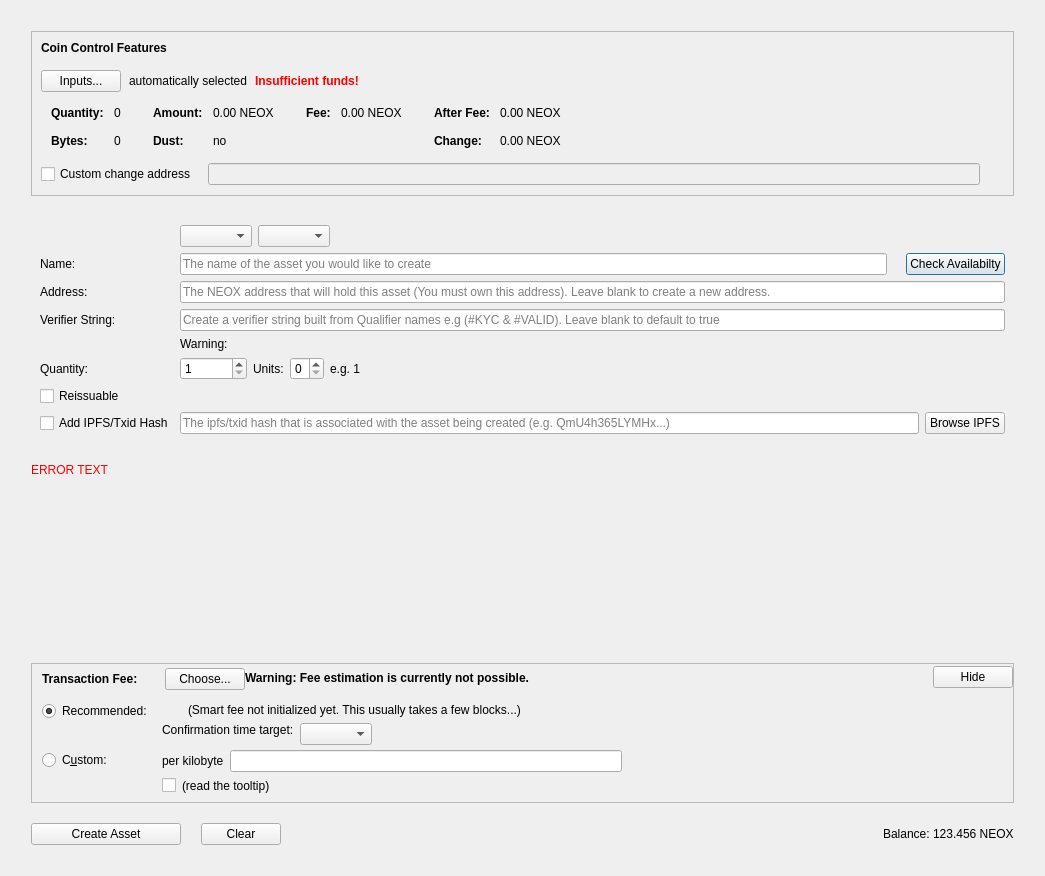
Before: the Qt Designer form src/qt/forms/createassetdialog.ui in SwatticusDevelopment/Depths, drawn with Qt 5.
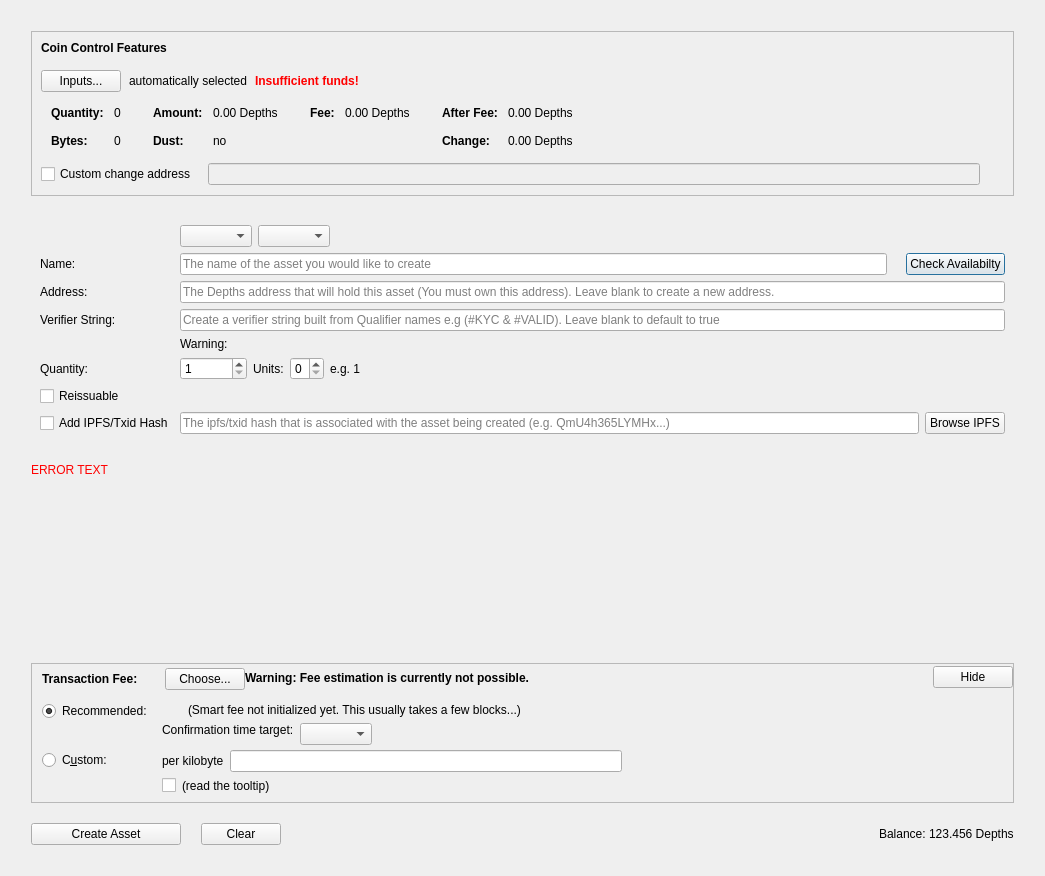
After: the same form once the commit is applied. Custom widgets are drawn as their Qt base class.

What changed in the file:
```diff
--- a/src/qt/forms/createassetdialog.ui
+++ b/src/qt/forms/createassetdialog.ui
@@ -338,7 +338,7 @@
                     <enum>Qt::ActionsContextMenu</enum>
                    </property>
                    <property name="text">
-                    <string notr="true">0.00 NEOX</string>
+                    <string notr="true">0.00 Depths</string>
                    </property>
                    <property name="textInteractionFlags">
                     <set>Qt::LinksAccessibleByMouse|Qt::TextSelectableByKeyboard|Qt::TextSelectableByMouse</set>
@@ -418,7 +418,7 @@
                     <enum>Qt::ActionsContextMenu</enum>
                    </property>
                    <property name="text">
-                    <string notr="true">0.00 NEOX</string>
+                    <string notr="true">0.00 Depths</string>
                    </property>
                    <property name="textInteractionFlags">
                     <set>Qt::LinksAccessibleByMouse|Qt::TextSelectableByKeyboard|Qt::TextSelectableByMouse</set>
@@ -469,7 +469,7 @@
                     <enum>Qt::ActionsContextMenu</enum>
                    </property>
                    <property name="text">
-                    <string notr="true">0.00 NEOX</string>
+                    <string notr="true">0.00 Depths</string>
                    </property>
                    <property name="textInteractionFlags">
                     <set>Qt::LinksAccessibleByMouse|Qt::TextSelectableByKeyboard|Qt::TextSelectableByMouse</set>
@@ -498,7 +498,7 @@
                     <enum>Qt::ActionsContextMenu</enum>
                    </property>
                    <property name="text">
-                    <string notr="true">0.00 NEOX</string>
+                    <string notr="true">0.00 Depths</string>
                    </property>
                    <property name="textInteractionFlags">
                     <set>Qt::LinksAccessibleByMouse|Qt::TextSelectableByKeyboard|Qt::TextSelectableByMouse</set>
@@ -748,7 +748,7 @@
            <string/>
           </property>
           <property name="placeholderText">
-           <string>The NEOX address that will hold this asset (You must own this address). Leave blank to create a new address.</string>
+           <string>The Depths address that will hold this asset (You must own this address). Leave blank to create a new address.</string>
           </property>
          </widget>
         </item>
@@ -1401,7 +1401,7 @@
             <enum>Qt::RightToLeft</enum>
            </property>
            <property name="text">
-            <string>123.456 NEOX</string>
+            <string>123.456 Depths</string>
            </property>
           </widget>
          </item>
```
